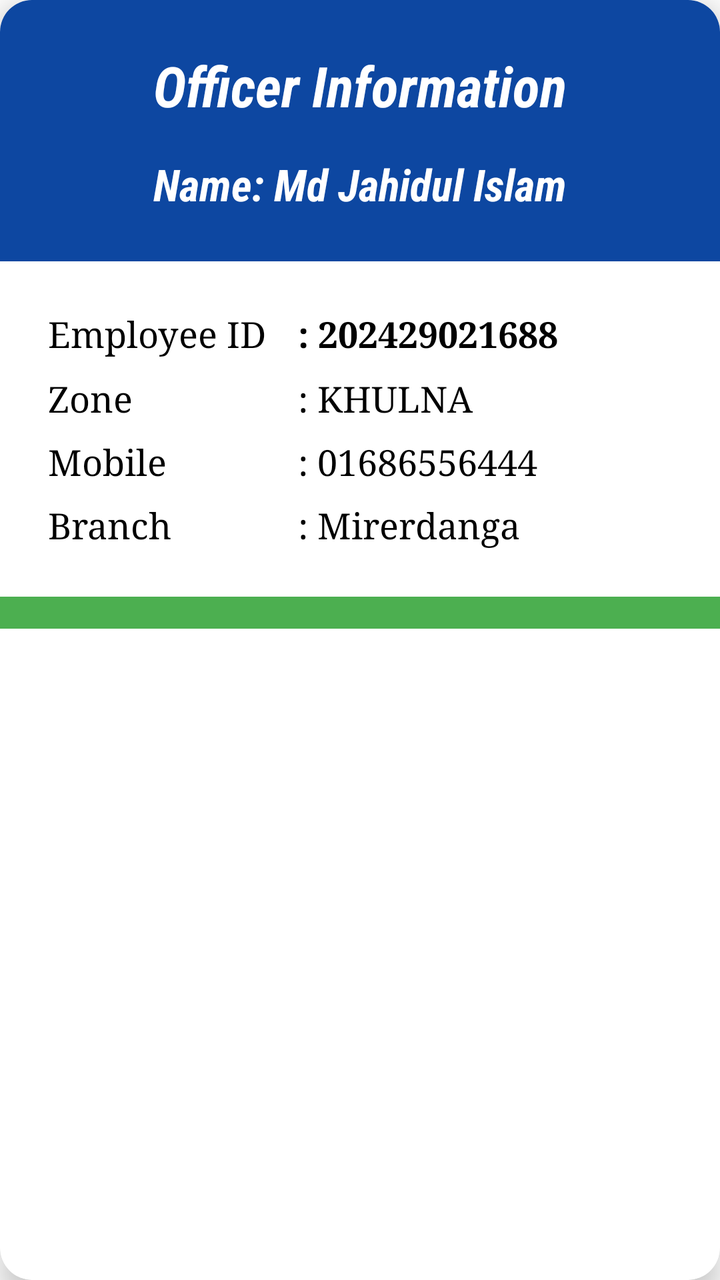
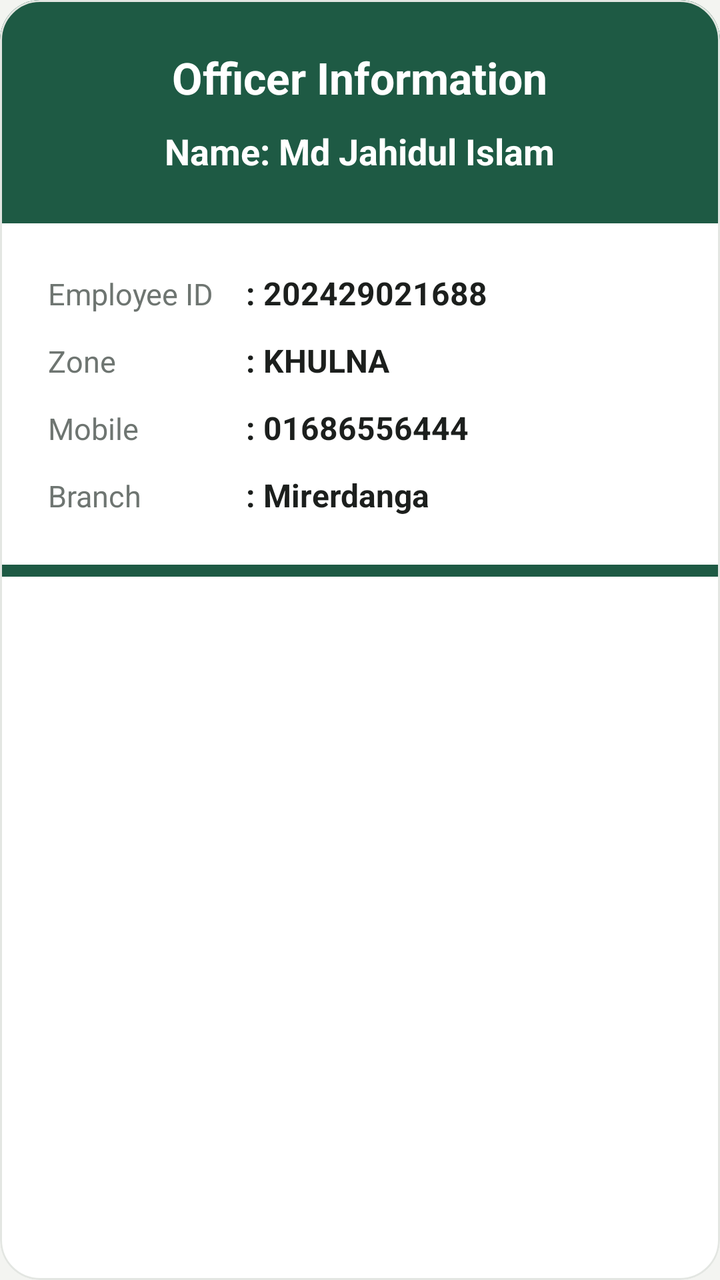

Before-and-after screenshots of an Android layout around one commit, followed by the original layout XML and the change that was made.
<!-- AndroidManifest.xml: application theme Theme.PerformanceTracker -->
<!-- res/layout/dialog_officer_info.xml -->
<?xml version="1.0" encoding="utf-8"?>
<com.google.android.material.card.MaterialCardView
     xmlns:android="http://schemas.android.com/apk/res/android"
     xmlns:app="http://schemas.android.com/apk/res-auto"
     android:layout_height="wrap_content"
     android:layout_width="match_parent"
     android:layout_margin="16dp"
     app:cardElevation="8dp"
     app:cardCornerRadius="16dp">

    <LinearLayout
         android:layout_height="wrap_content"
         android:layout_width="match_parent"
         android:background="#FFFFFF"
         android:orientation="vertical">

        <LinearLayout
             android:layout_height="wrap_content"
             android:layout_width="match_parent"
             android:background="#0D47A1"
             android:gravity="center"
             android:paddingVertical="24dp"
             android:orientation="vertical"
             android:paddingHorizontal="16dp">

            <TextView
                 android:layout_height="wrap_content"
                 android:layout_width="wrap_content"
                 android:textSize="28sp"
                 android:fontFamily="sans-serif-condensed"
                 android:textColor="#FFFFFF"
                 android:text="Officer Information"
                 android:textStyle="italic|bold" />

            <TextView
                 android:layout_height="wrap_content"
                 android:layout_width="wrap_content"
                 android:textSize="22sp"
                 android:fontFamily="sans-serif-condensed"
                 android:textColor="#FFFFFF"
                 android:layout_marginTop="16dp"
                 android:id="@+id/tvInfoName"
                 android:text="Name: Md Jahidul Islam"
                 android:textStyle="italic|bold" />

        </LinearLayout>

        <TableLayout
             android:layout_height="wrap_content"
             android:layout_width="match_parent"
             android:padding="24dp"
             android:stretchColumns="1">

            <TableRow
                 android:layout_height="wrap_content"
                 android:layout_width="wrap_content"
                 android:layout_marginBottom="8dp">

                <TextView
                     android:layout_height="wrap_content"
                     android:layout_width="wrap_content"
                     android:textSize="18sp"
                     android:fontFamily="serif"
                     android:textColor="#000000"
                     android:text="Employee ID" />

                <TextView
                     android:layout_height="wrap_content"
                     android:layout_width="wrap_content"
                     android:textSize="18sp"
                     android:fontFamily="serif"
                     android:textColor="#000000"
                     android:paddingStart="16dp"
                     android:id="@+id/tvInfoId"
                     android:text=": 202429021688"
                     android:textStyle="bold" />

            </TableRow>

            <TableRow
                 android:layout_height="wrap_content"
                 android:layout_width="wrap_content"
                 android:layout_marginBottom="8dp">

                <TextView
                     android:layout_height="wrap_content"
                     android:layout_width="wrap_content"
                     android:textSize="18sp"
                     android:fontFamily="serif"
                     android:textColor="#000000"
                     android:text="Zone" />

                <TextView
                     android:layout_height="wrap_content"
                     android:layout_width="wrap_content"
                     android:textSize="18sp"
                     android:fontFamily="serif"
                     android:textColor="#000000"
                     android:paddingStart="16dp"
                     android:id="@+id/tvInfoZone"
                     android:text=": KHULNA" />

            </TableRow>

            <TableRow
                 android:layout_height="wrap_content"
                 android:layout_width="wrap_content"
                 android:layout_marginBottom="8dp">

                <TextView
                     android:layout_height="wrap_content"
                     android:layout_width="wrap_content"
                     android:textSize="18sp"
                     android:fontFamily="serif"
                     android:textColor="#000000"
                     android:text="Mobile" />

                <TextView
                     android:layout_height="wrap_content"
                     android:layout_width="wrap_content"
                     android:textSize="18sp"
                     android:fontFamily="serif"
                     android:textColor="#000000"
                     android:paddingStart="16dp"
                     android:id="@+id/tvInfoMobile"
                     android:text=": 01686556444" />

            </TableRow>

            <TableRow
                 android:layout_height="wrap_content"
                 android:layout_width="wrap_content">

                <TextView
                     android:layout_height="wrap_content"
                     android:layout_width="wrap_content"
                     android:textSize="18sp"
                     android:fontFamily="serif"
                     android:textColor="#000000"
                     android:text="Branch" />

                <TextView
                     android:layout_height="wrap_content"
                     android:layout_width="wrap_content"
                     android:textSize="18sp"
                     android:fontFamily="serif"
                     android:textColor="#000000"
                     android:paddingStart="16dp"
                     android:id="@+id/tvInfoBranch"
                     android:text=": Mirerdanga" />

            </TableRow>

        </TableLayout>

        <View
             android:layout_height="16dp"
             android:layout_width="match_parent"
             android:background="#4CAF50" />

    </LinearLayout>

</com.google.android.material.card.MaterialCardView>
<!-- resources referenced by this layout -->
<resources>
  <style name="Theme.PerformanceTracker" parent="Theme.MaterialComponents.DayNight.NoActionBar">
          <item name="colorPrimary">#2196F3</item>
          <item name="colorPrimaryVariant">#1976D2</item>
          <item name="colorOnPrimary">#FFFFFF</item>
          <item name="android:statusBarColor">#1976D2</item>
      </style>
</resources>

<!-- the commit's change to res/layout/dialog_officer_info.xml (unified diff, before → after) -->
@@ -5,43 +5,44 @@
      android:layout_height="wrap_content"
      android:layout_width="match_parent"
      android:layout_margin="16dp"
-     app:cardElevation="8dp"
-     app:cardCornerRadius="16dp">
+     app:cardElevation="0dp"
+     app:strokeColor="@color/card_stroke"
+     app:strokeWidth="1dp"
+     app:cardBackgroundColor="@color/surface"
+     app:cardCornerRadius="20dp">
 
     <LinearLayout
          android:layout_height="wrap_content"
          android:layout_width="match_parent"
-         android:background="#FFFFFF"
+         android:background="@color/surface"
          android:orientation="vertical">
 
         <LinearLayout
              android:layout_height="wrap_content"
              android:layout_width="match_parent"
-             android:background="#0D47A1"
+             android:background="@color/primary"
              android:gravity="center"
              android:paddingVertical="24dp"
              android:orientation="vertical"
-             android:paddingHorizontal="16dp">
-
-            <TextView
-                 android:layout_height="wrap_content"
-                 android:layout_width="wrap_content"
-                 android:textSize="28sp"
-                 android:fontFamily="sans-serif-condensed"
-                 android:textColor="#FFFFFF"
-                 android:text="Officer Information"
-                 android:textStyle="italic|bold" />
+             android:paddingHorizontal="20dp">
 
             <TextView
                  android:layout_height="wrap_content"
                  android:layout_width="wrap_content"
                  android:textSize="22sp"
-                 android:fontFamily="sans-serif-condensed"
                  android:textColor="#FFFFFF"
-                 android:layout_marginTop="16dp"
+                 android:text="Officer Information"
+                 android:textStyle="bold" />
+
+            <TextView
+                 android:layout_height="wrap_content"
+                 android:layout_width="wrap_content"
+                 android:textSize="18sp"
+                 android:textColor="#FFFFFF"
+                 android:layout_marginTop="10dp"
                  android:id="@+id/tvInfoName"
                  android:text="Name: Md Jahidul Islam"
-                 android:textStyle="italic|bold" />
+                 android:textStyle="bold" />
 
         </LinearLayout>
 
@@ -54,22 +55,20 @@
             <TableRow
                  android:layout_height="wrap_content"
                  android:layout_width="wrap_content"
-                 android:layout_marginBottom="8dp">
+                 android:layout_marginBottom="12dp">
 
                 <TextView
                      android:layout_height="wrap_content"
                      android:layout_width="wrap_content"
-                     android:textSize="18sp"
-                     android:fontFamily="serif"
-                     android:textColor="#000000"
+                     android:textSize="15sp"
+                     android:textColor="@color/text_secondary"
                      android:text="Employee ID" />
 
                 <TextView
                      android:layout_height="wrap_content"
                      android:layout_width="wrap_content"
-                     android:textSize="18sp"
-                     android:fontFamily="serif"
-                     android:textColor="#000000"
+                     android:textSize="16sp"
+                     android:textColor="@color/text_primary"
                      android:paddingStart="16dp"
                      android:id="@+id/tvInfoId"
                      android:text=": 202429021688"
@@ -80,50 +79,48 @@
             <TableRow
                  android:layout_height="wrap_content"
                  android:layout_width="wrap_content"
-                 android:layout_marginBottom="8dp">
+                 android:layout_marginBottom="12dp">
 
                 <TextView
                      android:layout_height="wrap_content"
                      android:layout_width="wrap_content"
-                     android:textSize="18sp"
-                     android:fontFamily="serif"
-                     android:textColor="#000000"
+                     android:textSize="15sp"
+                     android:textColor="@color/text_secondary"
                      android:text="Zone" />
 
                 <TextView
                      android:layout_height="wrap_content"
                      android:layout_width="wrap_content"
-                     android:textSize="18sp"
-                     android:fontFamily="serif"
-                     android:textColor="#000000"
+                     android:textSize="16sp"
+                     android:textColor="@color/text_primary"
                      android:paddingStart="16dp"
                      android:id="@+id/tvInfoZone"
-                     android:text=": KHULNA" />
+                     android:text=": KHULNA"
+                     android:textStyle="bold" />
 
             </TableRow>
 
             <TableRow
                  android:layout_height="wrap_content"
                  android:layout_width="wrap_content"
-                 android:layout_marginBottom="8dp">
+                 android:layout_marginBottom="12dp">
 
                 <TextView
                      android:layout_height="wrap_content"
                      android:layout_width="wrap_content"
-                     android:textSize="18sp"
-                     android:fontFamily="serif"
-                     android:textColor="#000000"
+                     android:textSize="15sp"
+                     android:textColor="@color/text_secondary"
                      android:text="Mobile" />
 
                 <TextView
                      android:layout_height="wrap_content"
                      android:layout_width="wrap_content"
-                     android:textSize="18sp"
-                     android:fontFamily="serif"
-                     android:textColor="#000000"
+                     android:textSize="16sp"
+                     android:textColor="@color/text_primary"
                      android:paddingStart="16dp"
                      android:id="@+id/tvInfoMobile"
-                     android:text=": 01686556444" />
+                     android:text=": 01686556444"
+                     android:textStyle="bold" />
 
             </TableRow>
 
@@ -134,29 +131,28 @@
                 <TextView
                      android:layout_height="wrap_content"
                      android:layout_width="wrap_content"
-                     android:textSize="18sp"
-                     android:fontFamily="serif"
-                     android:textColor="#000000"
+                     android:textSize="15sp"
+                     android:textColor="@color/text_secondary"
                      android:text="Branch" />
 
                 <TextView
                      android:layout_height="wrap_content"
                      android:layout_width="wrap_content"
-                     android:textSize="18sp"
-                     android:fontFamily="serif"
-                     android:textColor="#000000"
+                     android:textSize="16sp"
+                     android:textColor="@color/text_primary"
                      android:paddingStart="16dp"
                      android:id="@+id/tvInfoBranch"
-                     android:text=": Mirerdanga" />
+                     android:text=": Mirerdanga"
+                     android:textStyle="bold" />
 
             </TableRow>
 
         </TableLayout>
 
         <View
-             android:layout_height="16dp"
+             android:layout_height="6dp"
              android:layout_width="match_parent"
-             android:background="#4CAF50" />
+             android:background="@color/primary" />
 
     </LinearLayout>
 
<!-- resource entries referenced after the edit -->
@@ -1,10 +1,42 @@
 <!-- resources referenced by this layout -->
 <resources>
-  <style name="Theme.PerformanceTracker" parent="Theme.MaterialComponents.DayNight.NoActionBar">
-          <item name="colorPrimary">#2196F3</item>
-          <item name="colorPrimaryVariant">#1976D2</item>
-          <item name="colorOnPrimary">#FFFFFF</item>
-          <item name="android:statusBarColor">#1976D2</item>
+  <color name="card_stroke">#E3E6E2</color>
+  <color name="primary">#1E5A44</color>
+  <color name="surface">#FFFFFF</color>
+  <color name="text_primary">#1C1F1D</color>
+  <color name="text_secondary">#6E7571</color>
+  <style name="Theme.PerformanceTracker" parent="Theme.MaterialComponents.Light.NoActionBar">
+          <item name="colorPrimary">@color/primary</item>
+          <item name="colorPrimaryVariant">@color/primary_dark</item>
+          <item name="colorOnPrimary">@color/white</item>
+          <item name="android:statusBarColor">@color/background</item>
+          <item name="android:windowLightStatusBar">true</item>
+          <item name="android:windowBackground">@color/background</item>
+          <item name="colorSecondary">@color/secondary</item>
+          <item name="colorSurface">@color/surface</item>
+          <item name="colorOnSurface">@color/text_primary</item>
+          <item name="colorControlNormal">@color/input_stroke_unfocused</item>
+          <item name="colorControlActivated">@color/primary</item>
+          <item name="android:textColorHint">@color/text_secondary</item>
+          <item name="textInputStyle">@style/CustomOutlinedBox</item>
       </style>
+  <color name="primary_dark">#154333</color>
+  <color name="white">#FFFFFF</color>
+  <color name="background">#F3F4F1</color>
+  <color name="secondary">#256650</color>
+  <color name="input_stroke_unfocused">#B4BEB8</color>
+  <style name="CustomOutlinedBox" parent="Widget.MaterialComponents.TextInputLayout.OutlinedBox">
+          <item name="boxStrokeColor">@color/box_stroke_selector</item>
+          <item name="boxStrokeWidth">1.5dp</item>
+          <item name="boxStrokeWidthFocused">2dp</item>
+          <item name="boxBackgroundColor">@color/input_background</item>
+          <item name="hintTextColor">@color/primary</item>
+          <item name="android:textColorHint">@color/text_secondary</item>
+          <item name="boxCornerRadiusTopStart">12dp</item>
+          <item name="boxCornerRadiusTopEnd">12dp</item>
+          <item name="boxCornerRadiusBottomStart">12dp</item>
+          <item name="boxCornerRadiusBottomEnd">12dp</item>
+      </style>
+  <color name="input_background">#F7FAF8</color>
 </resources>
 
